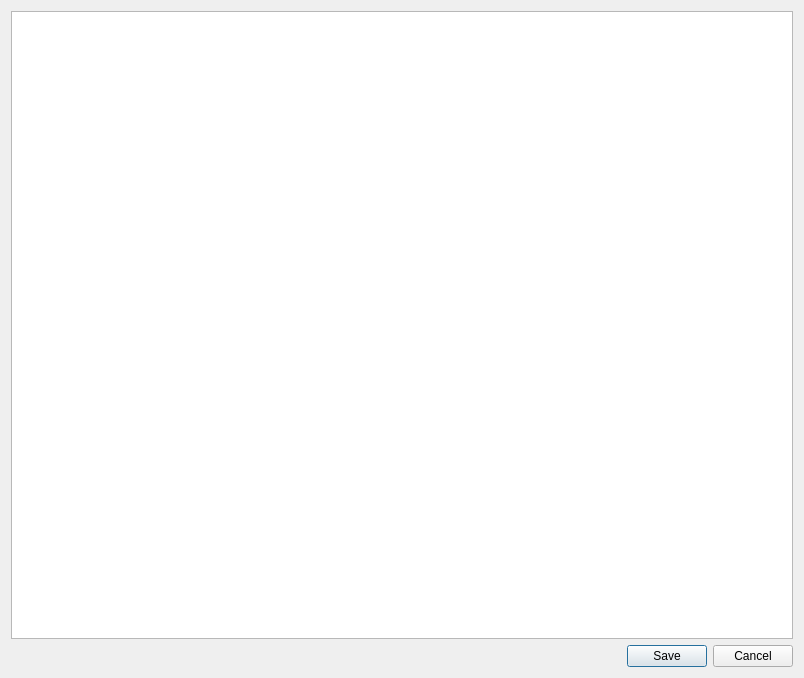
zkovari/plotlyst, file ui/scene_editor.ui: the form before one commit.
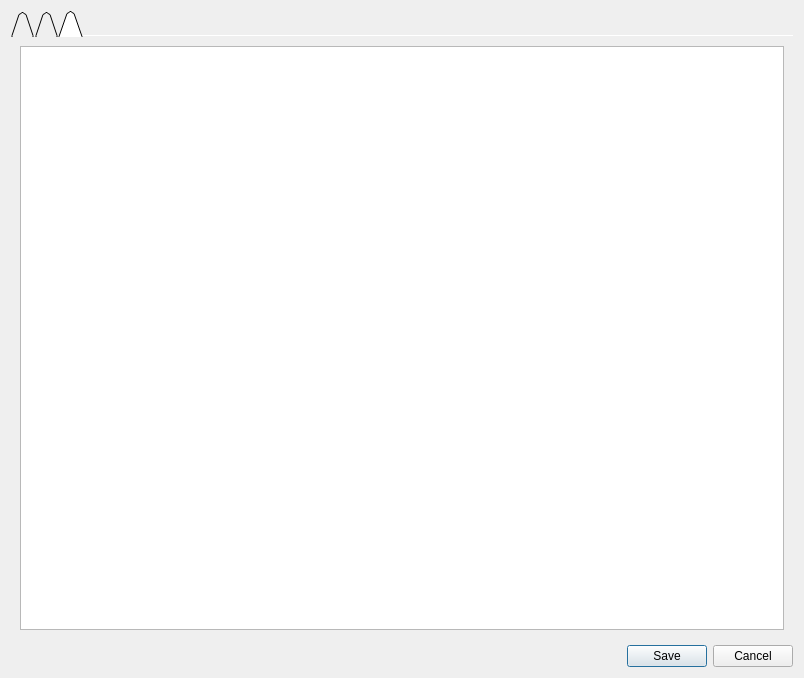
The form after the commit. The open tabs and pages were chosen to show the change.

Commit message: Extend scene editor with synopsis and characters

Diff of the .ui file:
```diff
--- a/ui/scene_editor.ui
+++ b/ui/scene_editor.ui
@@ -15,6 +15,31 @@
   </property>
   <layout class="QVBoxLayout" name="verticalLayout">
    <item>
+    <widget class="QTabWidget" name="tabWidget">
+     <property name="tabShape">
+      <enum>QTabWidget::Triangular</enum>
+     </property>
+     <property name="currentIndex">
+      <number>0</number>
+     </property>
+     <property name="iconSize">
+      <size>
+       <width>32</width>
+       <height>32</height>
+      </size>
+     </property>
+     <property name="elideMode">
+      <enum>Qt::ElideMiddle</enum>
+     </property>
+     <property name="documentMode">
+      <bool>true</bool>
+     </property>
+     <widget class="QWidget" name="tabGeneral">
+      <attribute name="title">
+       <string/>
+      </attribute>
+      <layout class="QVBoxLayout" name="verticalLayout_2">
+       <item>
     <widget class="QTableView" name="tblSceneEditor">
      <property name="editTriggers">
       <set>QAbstractItemView::AnyKeyPressed|QAbstractItemView::CurrentChanged|QAbstractItemView::DoubleClicked|QAbstractItemView::EditKeyPressed</set>
@@ -22,12 +47,59 @@
      <attribute name="horizontalHeaderVisible">
       <bool>false</bool>
      </attribute>
+         <attribute name="horizontalHeaderStretchLastSection">
+          <bool>true</bool>
+         </attribute>
      <attribute name="verticalHeaderVisible">
       <bool>false</bool>
      </attribute>
      <attribute name="verticalHeaderDefaultSectionSize">
       <number>21</number>
      </attribute>
+        </widget>
+       </item>
+      </layout>
+     </widget>
+     <widget class="QWidget" name="tabSynopsis">
+      <attribute name="title">
+       <string/>
+      </attribute>
+      <layout class="QVBoxLayout" name="verticalLayout_3">
+       <item>
+        <widget class="QTextEdit" name="textSynopsis">
+         <property name="autoFormatting">
+          <set>QTextEdit::AutoBulletList</set>
+         </property>
+         <property name="placeholderText">
+          <string>Write synopsis</string>
+         </property>
+        </widget>
+       </item>
+      </layout>
+     </widget>
+     <widget class="QWidget" name="tabCharacters">
+      <attribute name="title">
+       <string/>
+      </attribute>
+      <layout class="QVBoxLayout" name="verticalLayout_4">
+       <item>
+        <widget class="QTableView" name="tblCharacters">
+         <property name="selectionMode">
+          <enum>QAbstractItemView::NoSelection</enum>
+         </property>
+         <property name="showGrid">
+          <bool>false</bool>
+         </property>
+         <attribute name="horizontalHeaderVisible">
+          <bool>false</bool>
+         </attribute>
+         <attribute name="verticalHeaderVisible">
+          <bool>false</bool>
+         </attribute>
+        </widget>
+       </item>
+      </layout>
+     </widget>
     </widget>
    </item>
    <item>
```
Lines whose indentation alone changed are shown as unchanged. The commit also changes 14 other files.
